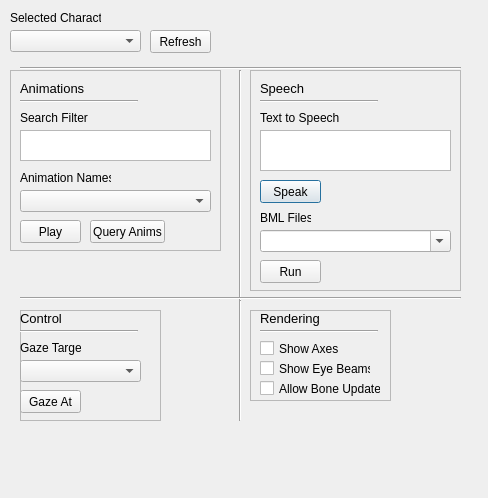
This is core/sbmonitor/gui/designer/UtilsDialog.ui in DrAlta/smartbody as Qt 5 draws it before an edit. The edited form follows.
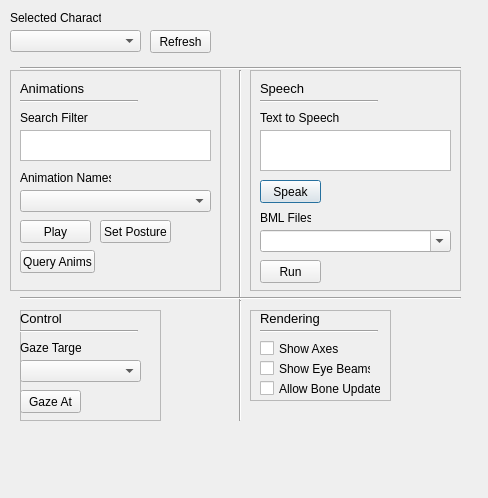
This is the edited form.

Commit message: sbmonitor- fixed crash with picking. Added set posture button to utils dialog

Diff of the .ui file:
```diff
--- a/core/sbmonitor/gui/designer/UtilsDialog.ui
+++ b/core/sbmonitor/gui/designer/UtilsDialog.ui
@@ -144,7 +144,7 @@
      <x>10</x>
      <y>70</y>
      <width>211</width>
-     <height>181</height>
+     <height>221</height>
     </rect>
    </property>
    <property name="frameShape">
@@ -185,8 +185,8 @@
    <widget class="QPushButton" name="QueryAnimButton">
     <property name="geometry">
      <rect>
-      <x>80</x>
-      <y>150</y>
+      <x>10</x>
+      <y>180</y>
       <width>75</width>
       <height>23</height>
      </rect>
@@ -251,7 +251,7 @@
      <rect>
       <x>10</x>
       <y>150</y>
-      <width>61</width>
+      <width>71</width>
       <height>23</height>
      </rect>
     </property>
@@ -259,6 +259,19 @@
      <string>Play</string>
     </property>
    </widget>
+   <widget class="QPushButton" name="SetPostureButton">
+    <property name="geometry">
+     <rect>
+      <x>90</x>
+      <y>150</y>
+      <width>71</width>
+      <height>23</height>
+     </rect>
+    </property>
+    <property name="text">
+     <string>Set Posture</string>
+    </property>
+   </widget>
   </widget>
   <widget class="QFrame" name="frame_3">
    <property name="geometry">
```
The commit also changes 5 other files.
